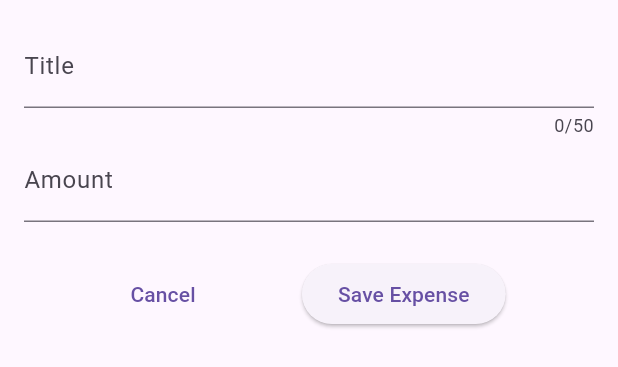
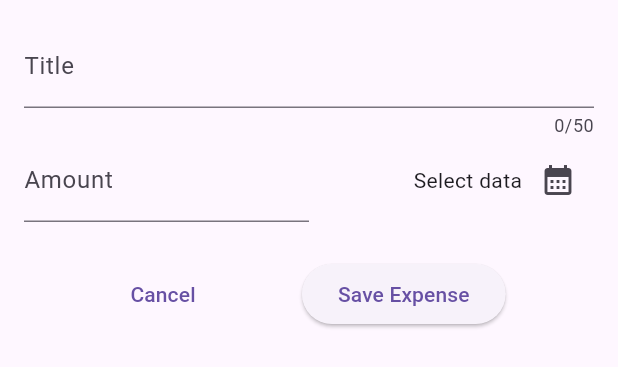
Before and after one commit to ponomarenko24/expense_tracker, a Flutter app: the NewExpense widget shown alone on an empty page, opened directly, on a phone screen of 412 x 824 dp. Shown: the top 367 px of the screen. Run offline on Flutter 3.47's test engine with Material 3 defaults, Android fonts, the phone set to English and light mode, and no system bars.

Commit message:
added datepicker

```diff
--- a/lib/widgets/expenses_list/new_expense.dart
+++ b/lib/widgets/expenses_list/new_expense.dart
@@ -12,6 +12,11 @@ class NewExpense extends StatefulWidget {
 class _NewExpenseState extends State<NewExpense> {
   final _titleController = TextEditingController();
   final _amountController = TextEditingController();
+
+  void _presentDatePicker() {
+    final now = DateTime.now();
+    showDatePicker(context: context, firstDate: DateTime(now.year - 1), lastDate: now);
+  }
 
   @override
   void dispose() {
@@ -31,20 +36,43 @@ class _NewExpenseState extends State<NewExpense> {
             maxLength: 50,
             decoration: InputDecoration(label: Text('Title')),
           ),
-          TextField(
+          Row(
+            children: [
+              Expanded(
+                child: TextField(
                   controller: _amountController,
                   keyboardType: TextInputType.numberWithOptions(decimal: true),
-
                   decoration: InputDecoration(
                     prefixText: '\$ ',
                     label: Text('Amount'),
                   ),
                 ),
+              ),
+              Expanded(
+                child: Row(
+                  mainAxisAlignment: MainAxisAlignment.end,
+                  children: [
+                    Text('Select data'),
+                    IconButton(
+                      onPressed: () {_presentDatePicker();},
+                      icon: Icon(Icons.calendar_month),
+                    ),
+                  ],
+                ),
+              ),
+            ],
+          ),
+
           SizedBox(height: 24),
           Row(
             children: [
               Spacer(),
-              TextButton(onPressed: () {}, child: Text('Cancel')),
+              TextButton(
+                onPressed: () {
+                  Navigator.pop(context);
+                },
+                child: Text('Cancel'),
+              ),
               Spacer(),
               ElevatedButton(
                 onPressed: () {
```
Lines whose indentation alone changed are shown as unchanged.
